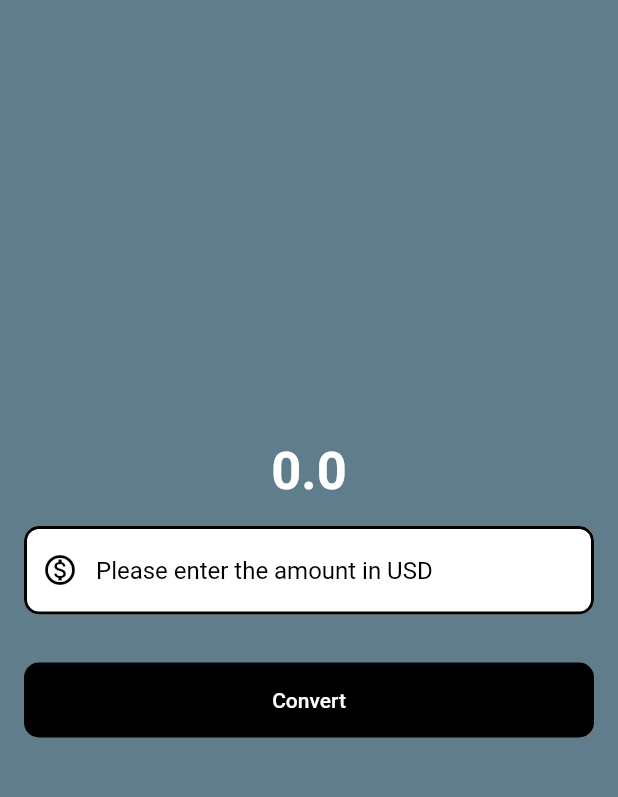
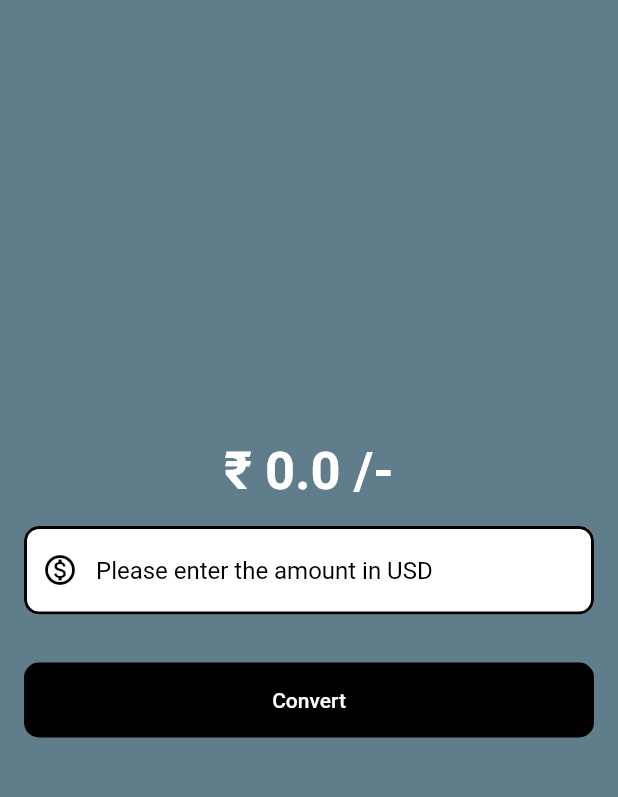
Before and after one commit to gopalkrushnas063/Currency_Converter_App, a Flutter app: the screen it shows after launch, on a phone screen of 412 x 824 dp, the part 59-856 px from its top. Run offline on Flutter 3.47's test engine with Material 2 defaults, Android fonts, the phone set to English and light mode, and no system bars.

Commit message:
Rupee symbol added

```diff
--- a/lib/currency_converter_material_page.dart
+++ b/lib/currency_converter_material_page.dart
@@ -38,7 +38,7 @@ class _CurrencyConverterMaterialPageState
           children: [
             // Result
             Text(
-              result.toString(),
+              '₹ $result /-',
               style: const TextStyle(
                 color: Color.fromARGB(255, 255, 255, 255),
                 fontSize: 35,
```
